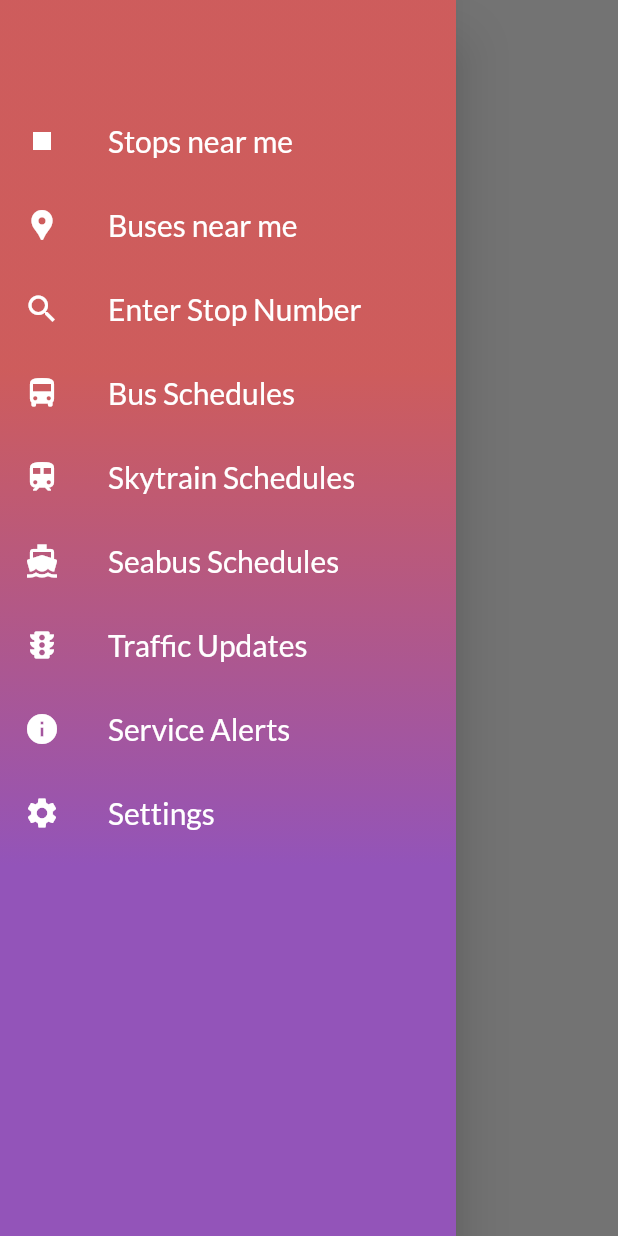
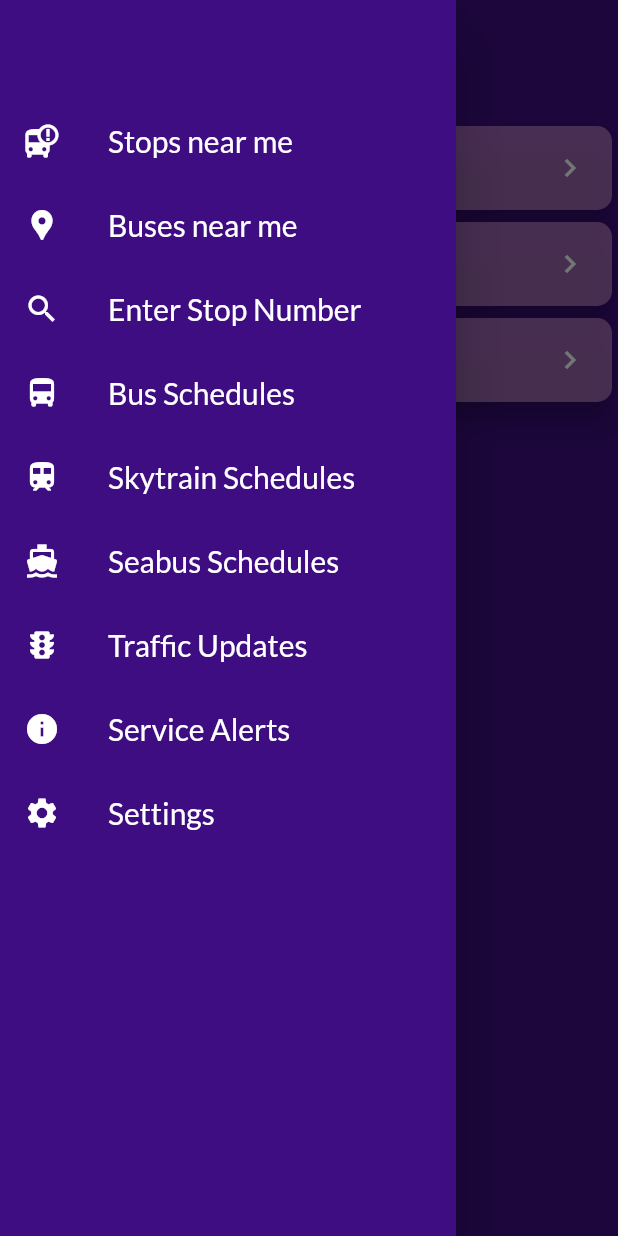
Before and after one commit to manish2/TransitEasy.App.Mobile, a Flutter app: the SettingsScreen screen opened directly, with the side drawer open, on a phone screen of 412 x 824 dp. Run offline on Flutter 3.47's test engine with Material 2 defaults, Android fonts, the phone set to English and light mode, and no system bars; our stand-ins replace flutter_conditional_rendering, google_fonts, google_maps_flutter, permission_handler.

Commit message:
adding theme and nav bar

```diff
--- /dev/null
+++ b/TransitEasy/lib/common/services/permissions_service.dart
@@ -0,0 +1,11 @@
+import 'package:permission_handler/permission_handler.dart';
+
+class PermissionsService {
+  Future<bool> isLocationPermissionGranted() async {
+    return await Permission.location.isGranted;
+  }
+
+  Future<bool> requestLocationPermission() async {
+    return await Permission.location.request().isGranted;
+  }
+}
--- /dev/null
+++ b/TransitEasy/lib/common/store/permissions_store.dart
@@ -0,0 +1,7 @@
+import 'package:permission_handler/permission_handler.dart';
+
+class PermissionsStore {
+  Future<bool> isLocationPermissionGranted() async {
+    return await Permission.location.isGranted;
+  }
+}
--- /dev/null
+++ b/TransitEasy/lib/common/utils/font_builder.dart
@@ -0,0 +1,9 @@
+import 'dart:ui';
+import 'package:flutter/material.dart';
+import 'package:google_fonts/google_fonts.dart';
+
+class FontBuilder {
+  static TextStyle buildCommonAppThemeFont(double fontSize, Color fontColor) =>
+      GoogleFonts.lato(
+          textStyle: TextStyle(fontSize: fontSize), color: fontColor);
+}
--- a/TransitEasy/lib/common/widgets/floating_menu.dart
+++ b/TransitEasy/lib/common/widgets/floating_menu.dart
@@ -12,10 +12,10 @@ class FloatingMenu extends StatelessWidget {
       top: 50,
       child: RawMaterialButton(
           shape: CircleBorder(),
-          fillColor: Colors.white,
+          fillColor: Color.fromRGBO(221, 160, 221, .6),
           elevation: 2.0,
           child: IconButton(
-            icon: Icon(Icons.menu, size: 30, color: Colors.black),
+            icon: Icon(Icons.menu, size: 30, color: Colors.white),
             onPressed: onTap,
           ),
           onPressed: onTap),
--- a/TransitEasy/lib/screens/navigation/nav_bar.dart
+++ b/TransitEasy/lib/common/widgets/navigation/nav_bar.dart
@@ -1,7 +1,8 @@
+import 'package:TransitEasy/common/utils/font_builder.dart';
 import 'package:TransitEasy/constants.dart';
-import 'package:TransitEasy/screens/navigation/nav_bar_item.dart';
-import 'package:TransitEasy/screens/settings.dart';
-import 'package:TransitEasy/screens/stops_location.dart';
+import 'package:TransitEasy/common/widgets/navigation/nav_bar_item.dart';
+import 'package:TransitEasy/screens/settings/settings.dart';
+import 'package:TransitEasy/screens/stopslocation/stops_location.dart';
 import 'package:flutter/material.dart';
 
 class NavBar extends StatelessWidget {
@@ -15,16 +16,13 @@ class NavBar extends StatelessWidget {
     return Drawer(
         child: Container(
             decoration: BoxDecoration(
-                gradient: LinearGradient(
-                    colors: [gradientStartColor, gradientEndColor],
-                    begin: Alignment.topCenter,
-                    end: Alignment.bottomCenter,
-                    stops: [0.3, 0.7])),
+              color: Color.fromRGBO(51, 0, 123, .95),
+            ),
             padding: EdgeInsets.only(top: getTopPadding(context)),
             child: ListView(padding: EdgeInsets.zero, children: <Widget>[
               NavbarItem(
                 title: 'Stops near me',
-                icon: Icons.stop_sharp,
+                icon: Icons.bus_alert,
                 showDivider: true,
                 onTapListener: () {
                   Navigator.of(context).pop();
--- /dev/null
+++ b/TransitEasy/lib/common/widgets/navigation/nav_bar_item.dart
@@ -0,0 +1,38 @@
+import 'package:TransitEasy/common/utils/font_builder.dart';
+import 'package:flutter/material.dart';
+
+class NavbarItem extends StatelessWidget {
+  //final IconData icon;
+  final String title;
+  final IconData icon;
+  final bool showDivider;
+  final Function onTapListener;
+  const NavbarItem(
+      {Key key, this.icon, this.title, this.showDivider, this.onTapListener})
+      : super(key: key);
+
+  List<Widget> buildChildren() {
+    List<Widget> builder = [
+      new InkWell(
+        onTap: onTapListener,
+        highlightColor: Color.fromRGBO(221, 160, 221, .8),
+        splashColor: Color.fromRGBO(221, 160, 221, .8),
+        child: new ListTile(
+            onTap: onTapListener,
+            visualDensity: VisualDensity(horizontal: 0, vertical: 0),
+            leading:
+                SizedBox(height: 30, child: Icon(icon, color: Colors.white)),
+            title: Text(
+              title,
+              style: FontBuilder.buildCommonAppThemeFont(20, Colors.white),
+            )),
+      )
+    ];
+    return builder;
+  }
+
+  @override
+  Widget build(BuildContext context) {
+    return Column(children: buildChildren());
+  }
+}
--- a/TransitEasy/lib/constants.dart
+++ b/TransitEasy/lib/constants.dart
@@ -1,7 +1,11 @@
 import 'package:flutter/material.dart';
 import 'package:google_fonts/google_fonts.dart';
 
-Color gradientStartColor = Color.fromRGBO(201, 75, 75, 0.9);
-Color gradientEndColor = Color(0xFF9354B9);
+Color gradientStartColor = Color.fromRGBO(0, 0, 128, 0.9);
+//Color gradientEndColor = Color(0xFF9354B9);
+Color gradientEndColor = Color.fromRGBO(51, 0, 123, 0.6);
+
+Color appPageColor = Color.fromRGBO(51, 0, 123, .95);
+//Color gradientEndColor = Color(0xDC2424);
 TextStyle appFont =
-    GoogleFonts.lato(textStyle: TextStyle(fontSize: 20), color: Colors.white);
+    GoogleFonts.lato(textStyle: TextStyle(fontSize: 20), color: Colors.black);
--- a/TransitEasy/lib/main.dart
+++ b/TransitEasy/lib/main.dart
@@ -1,4 +1,4 @@
-import 'package:TransitEasy/screens/navigation/nav_bar_layout.dart';
+import 'package:TransitEasy/screens/stopslocation/stops_location.dart';
 import 'package:flutter/material.dart';
 
 void main() {
@@ -10,7 +10,7 @@ class MyApp extends StatelessWidget {
   @override
   Widget build(BuildContext context) {
     return MaterialApp(
-      title: 'Flutter Demo',
+      title: 'TransitEasy',
       debugShowCheckedModeBanner: false,
       theme: ThemeData(
         // This is the theme of your application.
@@ -28,7 +28,7 @@ class MyApp extends StatelessWidget {
         // closer together (more dense) than on mobile platforms.
         visualDensity: VisualDensity.adaptivePlatformDensity,
       ),
-      home: NavBarLayout(),
+      home: StopsLocationScreen(),
     );
   }
 }
--- a/TransitEasy/lib/screens/navigation/nav_bar_item.dart
+++ /dev/null
@@ -1,37 +0,0 @@
-import 'package:TransitEasy/constants.dart';
-import 'package:flutter/material.dart';
-
-class NavbarItem extends StatelessWidget {
-  //final IconData icon;
-  final String title;
-  final IconData icon;
-  final bool showDivider;
-  final Function onTapListener;
-  const NavbarItem(
-      {Key key, this.icon, this.title, this.showDivider, this.onTapListener})
-      : super(key: key);
-
-  List<Widget> buildChildren() {
-    List<Widget> builder = [
-      new ListTile(
-          onTap: onTapListener,
-          visualDensity: VisualDensity(horizontal: 0, vertical: 0),
-          //tileColor: Colors.white,
-          leading: SizedBox(height: 30, child: Icon(icon, color: Colors.white)),
-          title: Text(
-            title,
-            style: appFont,
-          )),
-    ];
-    //if (showDivider)
-    //  builder.add(new Divider(
-    //     height: 5,
-    //  ));
-    return builder;
-  }
-
-  @override
-  Widget build(BuildContext context) {
-    return Column(children: buildChildren());
-  }
-}
--- a/TransitEasy/lib/screens/settings.dart
+++ b/TransitEasy/lib/screens/settings/settings.dart
@@ -1,15 +1,17 @@
 import 'package:TransitEasy/common/widgets/floating_menu.dart';
+import 'package:TransitEasy/screens/settings/settings_layout.dart';
 import 'package:flutter/material.dart';
-import 'package:TransitEasy/screens/navigation/nav_bar.dart';
+import 'package:TransitEasy/common/widgets/navigation/nav_bar.dart';
 
 class SettingsScreen extends StatelessWidget {
   final NavBar _navBar = new NavBar();
-  var _scaffoldKey = GlobalKey<ScaffoldState>();
+  final GlobalKey<ScaffoldState> _scaffoldKey = GlobalKey<ScaffoldState>();
   @override
   Widget build(BuildContext context) {
     return new Scaffold(
         key: _scaffoldKey,
         body: Stack(children: <Widget>[
+          SettingsLayout(),
           FloatingMenu(onTap: () => _scaffoldKey.currentState.openDrawer())
         ]),
         drawer: _navBar);
--- /dev/null
+++ b/TransitEasy/lib/screens/settings/settings_layout.dart
@@ -0,0 +1,62 @@
+import 'package:TransitEasy/common/utils/font_builder.dart';
+import 'package:flutter/material.dart';
+
+import '../../constants.dart';
+
+class SettingsLayout extends StatelessWidget {
+  @override
+  Widget build(BuildContext context) {
+    return Container(
+        decoration: BoxDecoration(
+          color: Color.fromRGBO(51, 0, 123, .95),
+        ),
+        padding: EdgeInsets.only(top: 80.0),
+        child: ListView(children: [
+          Card(
+              elevation: 8.0,
+              shape: RoundedRectangleBorder(
+                  borderRadius: BorderRadius.circular(10.0)),
+              color: Color.fromRGBO(221, 160, 221, .6),
+              child: ListTile(
+                title: Text(
+                  "Edit default stops search radius",
+                  style: FontBuilder.buildCommonAppThemeFont(18, Colors.white),
+                ),
+                trailing: Icon(
+                  Icons.keyboard_arrow_right,
+                  color: Colors.white,
+                ),
+              )),
+          Card(
+              elevation: 8.0,
+              shape: RoundedRectangleBorder(
+                  borderRadius: BorderRadius.circular(10.0)),
+              color: Color.fromRGBO(221, 160, 221, .6),
+              child: ListTile(
+                title: Text(
+                  "Edit when to alert me about my bus",
+                  style: FontBuilder.buildCommonAppThemeFont(18, Colors.white),
+                ),
+                trailing: Icon(
+                  Icons.keyboard_arrow_right,
+                  color: Colors.white,
+                ),
+              )),
+          Card(
+              elevation: 8.0,
+              shape: RoundedRectangleBorder(
+                  borderRadius: BorderRadius.circular(10.0)),
+              color: Color.fromRGBO(221, 160, 221, .6),
+              child: ListTile(
+                title: Text(
+                  "Edit bus location refresh interval",
+                  style: FontBuilder.buildCommonAppThemeFont(18, Colors.white),
+                ),
+                trailing: Icon(
+                  Icons.keyboard_arrow_right,
+                  color: Colors.white,
+                ),
+              ))
+        ]));
+  }
+}
--- a/TransitEasy/pubspec.yaml
+++ b/TransitEasy/pubspec.yaml
@@ -24,8 +24,10 @@ dependencies:
   flutter:
     sdk: flutter
   rxdart: ^0.24.1
-  google_maps_flutter: ^1.0.3
+  google_maps_flutter: ^2.0.1
   google_fonts: ^1.1.1
+  permission_handler: ^6.1.0
+  flutter_conditional_rendering: ^2.0.0
 
   # The following adds the Cupertino Icons font to your application.
   # Use with the CupertinoIcons class for iOS style icons.
```
Also changed, not shown: TransitEasy/lib/common/widgets/permissions_request.dart (added, +27 -0 lines), TransitEasy/lib/screens/navigation/nav_bar_layout.dart (deleted, +0 -10 lines), TransitEasy/lib/screens/stops_location.dart (deleted, +0 -37 lines), TransitEasy/lib/screens/stopslocation/stops_location.dart (added, +90 -0 lines), TransitEasy/lib/screens/stopslocation/stops_location_layout.dart (added, +30 -0 lines), TransitEasy/pubspec.lock, 3 other files.
